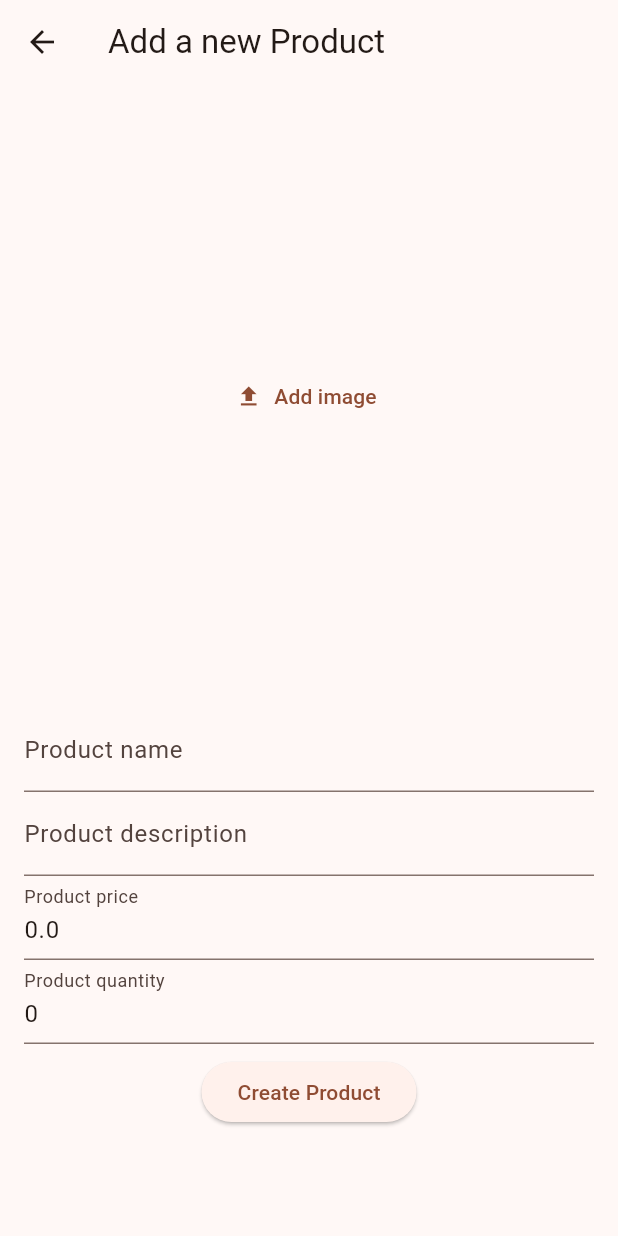
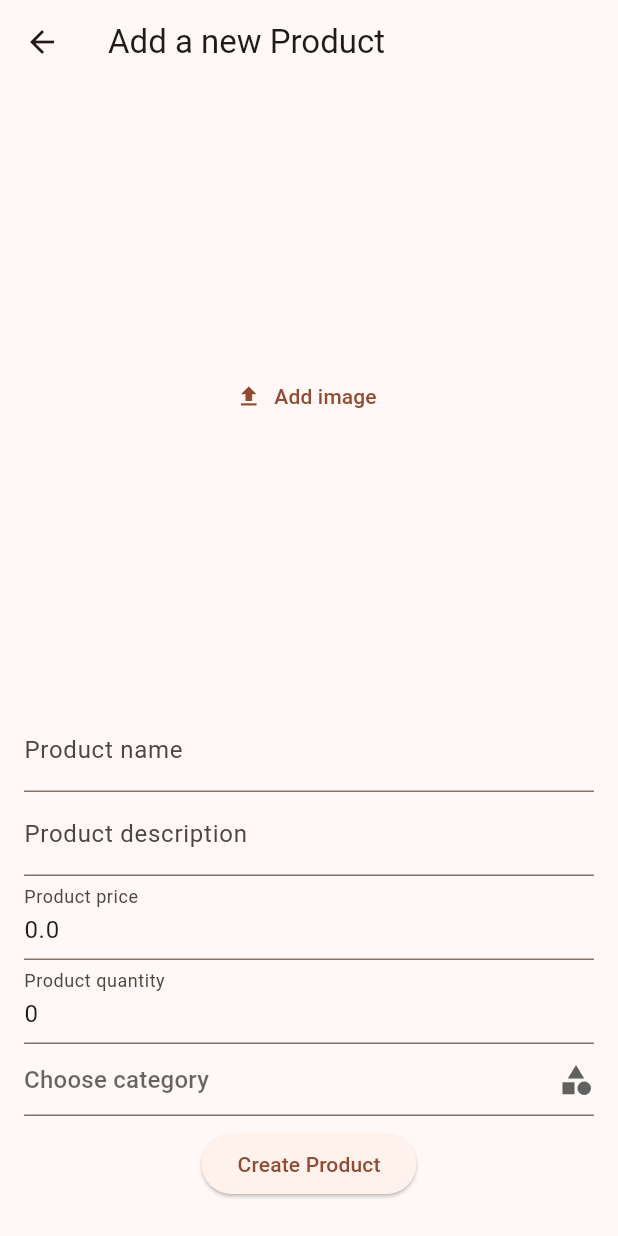
Before and after one commit to Ahmadu-Suleiman/Product-Catalog-App, a Flutter app: the AddProductPage screen opened by its route, on a phone screen of 412 x 824 dp. Run offline on Flutter 3.47's test engine with Material 3 defaults, Android fonts, the phone set to English and light mode, and no system bars; our stand-ins replace cloud_firestore, firebase_core, firebase_storage, go_router, image_picker, logger; accounts and stored records are empty.

Commit message:
add category

```diff
--- a/lib/firebase/database.dart
+++ b/lib/firebase/database.dart
@@ -27,6 +27,7 @@ class Database {
           description: snapshot['description'],
           quantity: snapshot['quantity'],
           price: snapshot['price'],
+          category: snapshot['category'],
           imageUrl: snapshot['imageUrl']);
     } else {
       return Product.empty();
@@ -42,6 +43,7 @@ class Database {
             description: document['description'],
             quantity: document['quantity'],
             price: document['price'],
+            category: document['category'],
             imageUrl: document['imageUrl']))
         .toList();
   }
--- a/lib/models/product.dart
+++ b/lib/models/product.dart
@@ -4,6 +4,7 @@ class Product {
   String description = '';
   double price = 0.0;
   int quantity = 0;
+  String? category;
   String? imageUrl;
 
   Product(
@@ -12,6 +13,7 @@ class Product {
       required this.description,
       required this.price,
       required this.quantity,
+      required this.category,
       required this.imageUrl});
 
   Product.empty();
@@ -21,6 +23,7 @@ class Product {
         'description': description,
         'price': price,
         'quantity': quantity,
+        'category': category,
         'imageUrl': imageUrl
       };
 }
--- /dev/null
+++ b/lib/shared/product_category.dart
@@ -0,0 +1,26 @@
+import 'package:flutter/material.dart';
+
+enum ProductCategory {
+  food('food'),
+  clothing('clothing'),
+  vehicle('vehicle'),
+  books('books'),
+  electronics('electronics');
+
+  final String name;
+
+  const ProductCategory(this.name);
+
+  static List<DropdownMenuItem<ProductCategory>> get dropDownItems =>
+      ProductCategory.values
+          .map((category) =>
+              DropdownMenuItem(value: category, child: Text(category.name)))
+          .toList();
+
+  static ProductCategory? category(String? categoryString) {
+    for (var category in ProductCategory.values) {
+      if (categoryString == category.name) return category;
+    }
+    return null;
+  }
+}
--- a/lib/widgets/product_card.dart
+++ b/lib/widgets/product_card.dart
@@ -47,7 +47,8 @@ class ProductCard extends StatelessWidget {
                 ...info('Name', product.name),
                 ...info('Description', product.description),
                 ...info('Price', '${product.price}'),
-                ...info('Quantity', '${product.quantity}')
+                ...info('Quantity', '${product.quantity}'),
+                ...info('Category', '${product.category}')
               ])),
               actions: <Widget>[
                 TextButton(
--- a/lib/widgets/product_details_widget.dart
+++ b/lib/widgets/product_details_widget.dart
@@ -1,4 +1,5 @@
 import 'package:flutter/material.dart';
+import 'package:product_catalog_app/shared/product_category.dart';
 
 import '../models/product.dart';
 
@@ -92,7 +93,16 @@ class _ProductDetailsWidgetState extends State<ProductDetailsWidget> {
                   validator: (value) =>
                       (value!.isEmpty || int.tryParse(value.trim()) == null)
                           ? 'Enter a valid number'
-                          : null)
+                          : null),
+              DropdownButtonFormField<ProductCategory>(
+                  value: ProductCategory.category(product.category),
+                  items: ProductCategory.dropDownItems,
+                  hint: const Text('Choose category'),
+                  icon: const Icon(Icons.category),
+                  onChanged: (category) =>
+                      setState(() => product.category = category?.name),
+                  validator: (value) =>
+                      value == null ? 'Please select a category' : null)
             ])));
   }
 }
--- a/pubspec.yaml
+++ b/pubspec.yaml
@@ -43,6 +43,7 @@ dependencies:
   firebase_storage: ^12.2.0
   uuid: ^4.4.2
   logger: ^2.4.0
+  dropdown_button2: ^2.3.9
 
 dev_dependencies:
   flutter_test:
```
Also changed, not shown: pubspec.lock.
